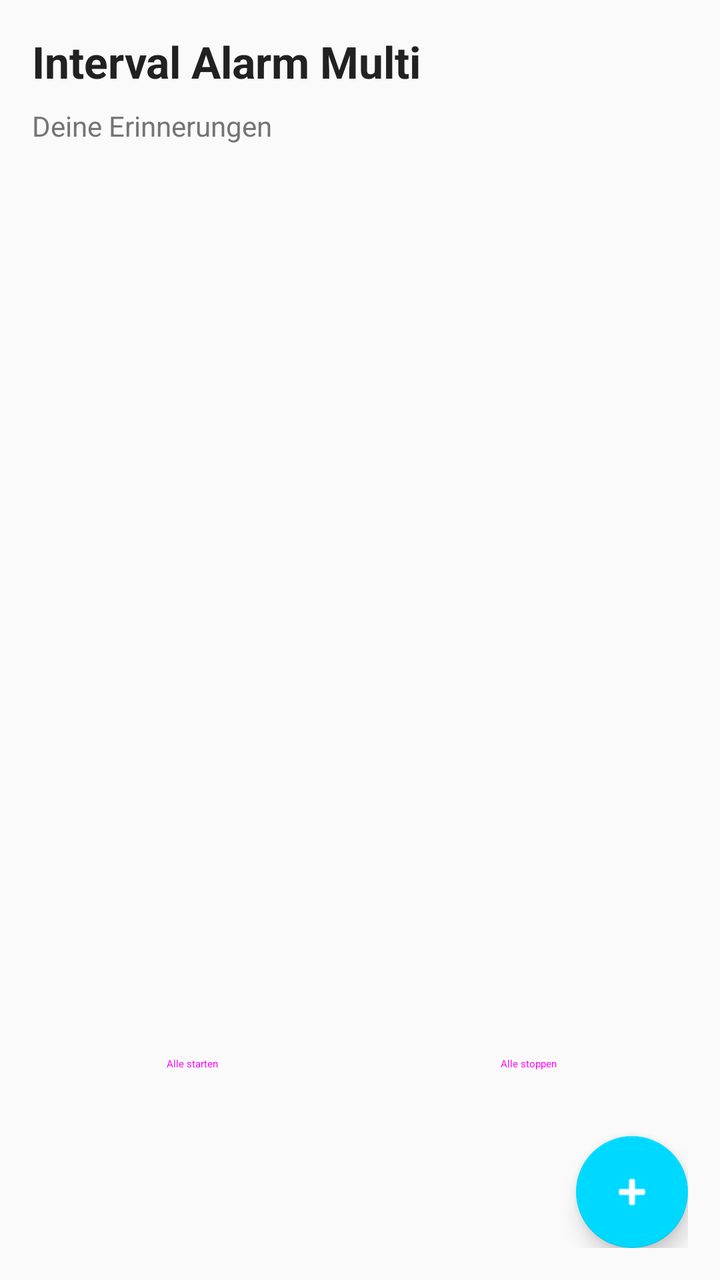
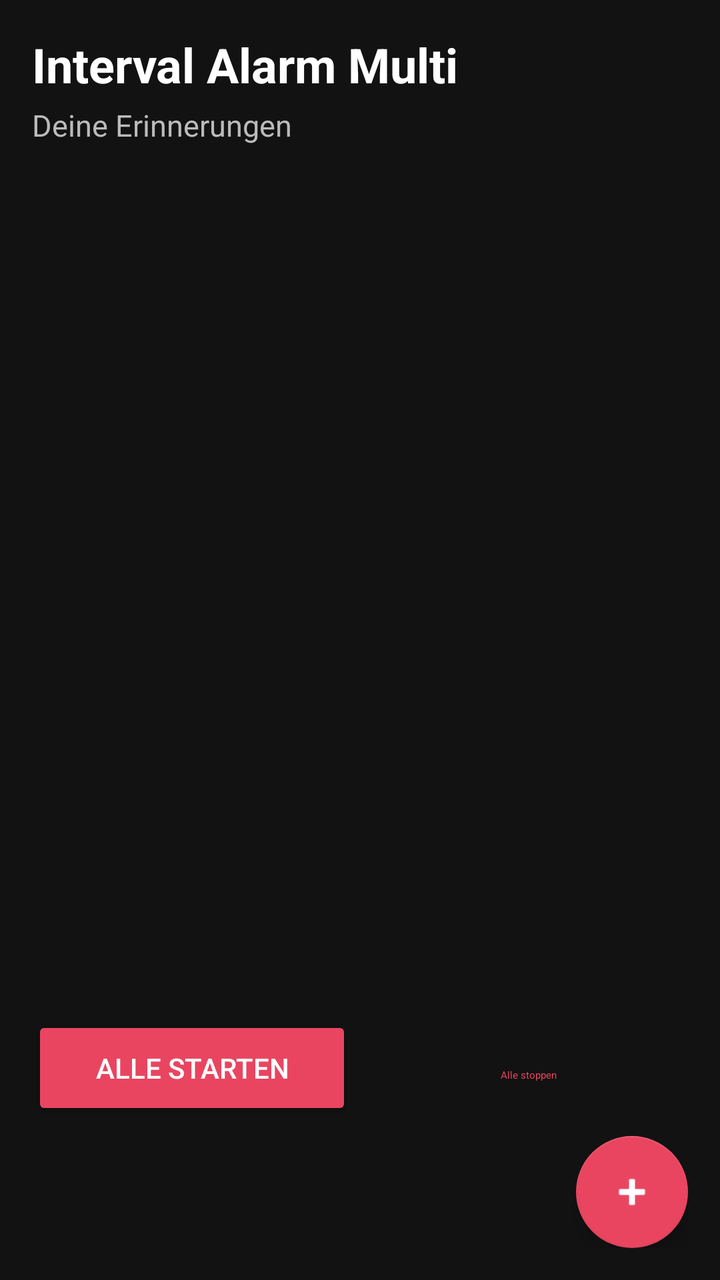

The first picture is an Android layout as it rendered before a commit; the second is the same layout after the commit. The layout source and the unified diff follow.
<!-- AndroidManifest.xml: application theme Theme.IntervalAlarm -->
<!-- res/layout/activity_main.xml -->
<?xml version="1.0" encoding="utf-8"?>
<LinearLayout xmlns:android="http://schemas.android.com/apk/res/android"
    xmlns:app="http://schemas.android.com/apk/res-auto"
    android:layout_width="match_parent"
    android:layout_height="match_parent"
    android:orientation="vertical"
    android:padding="16dp"
    android:background="#FAFAFA">

    
    <TextView
        android:layout_width="match_parent"
        android:layout_height="wrap_content"
        android:text="Interval Alarm Multi"
        android:textSize="22sp"
        android:textStyle="bold"
        android:textColor="#212121"
        android:layout_marginBottom="8dp" />

    <TextView
        android:layout_width="match_parent"
        android:layout_height="wrap_content"
        android:text="Deine Erinnerungen"
        android:textSize="14sp"
        android:textColor="#757575"
        android:layout_marginBottom="16dp" />

    
    <androidx.recyclerview.widget.RecyclerView
        android:id="@+id/recyclerReminders"
        android:layout_width="match_parent"
        android:layout_height="0dp"
        android:layout_weight="1"
        android:clipToPadding="false" />

    
    <TextView
        android:id="@+id/tvEmpty"
        android:layout_width="match_parent"
        android:layout_height="0dp"
        android:layout_weight="1"
        android:gravity="center"
        android:text="Noch keine Erinnerungen.\nTippe auf + um eine hinzuzufügen."
        android:textSize="16sp"
        android:textColor="#9E9E9E"
        android:visibility="gone" />

    
    <LinearLayout
        android:layout_width="match_parent"
        android:layout_height="wrap_content"
        android:orientation="horizontal"
        android:layout_marginTop="12dp">

        <Button
            android:id="@+id/btnStartAll"
            android:layout_width="0dp"
            android:layout_height="wrap_content"
            android:layout_weight="1"
            android:text="Alle starten"
            android:layout_marginEnd="8dp"
            style="@style/Widget.Material3.Button" />

        <Button
            android:id="@+id/btnStopAll"
            android:layout_width="0dp"
            android:layout_height="wrap_content"
            android:layout_weight="1"
            android:text="Alle stoppen"
            style="@style/Widget.Material3.Button.OutlinedButton" />
    </LinearLayout>

    <com.google.android.material.floatingactionbutton.FloatingActionButton
        android:id="@+id/fabAdd"
        android:layout_width="wrap_content"
        android:layout_height="wrap_content"
        android:layout_gravity="end"
        android:layout_marginTop="12dp"
        android:src="@android:drawable/ic_input_add"
        app:tint="@android:color/white" />

</LinearLayout>
<!-- resources referenced by this layout -->
<resources>
  <style name="Theme.IntervalAlarm" parent="Theme.MaterialComponents.DayNight.NoActionBar">
          <item name="colorPrimary">#E94560</item>
          <item name="colorPrimaryVariant">#C62828</item>
          <item name="colorOnPrimary">#FFFFFF</item>
          <item name="colorSecondary">#00D9FF</item>
          <item name="android:statusBarColor">#0F0F23</item>
          <item name="android:navigationBarColor">#0F0F23</item>
          <item name="android:windowBackground">#1A1A2E</item>
      </style>
</resources>

<!-- the commit's change to res/layout/activity_main.xml (unified diff, before → after) -->
@@ -5,25 +5,25 @@
     android:layout_height="match_parent"
     android:orientation="vertical"
     android:padding="16dp"
-    android:background="#FAFAFA">
+    android:background="#121212">
 
     
     <TextView
         android:layout_width="match_parent"
         android:layout_height="wrap_content"
         android:text="Interval Alarm Multi"
-        android:textSize="22sp"
+        android:textSize="24sp"
         android:textStyle="bold"
-        android:textColor="#212121"
-        android:layout_marginBottom="8dp" />
+        android:textColor="#FFFFFF"
+        android:layout_marginBottom="4dp" />
 
     <TextView
         android:layout_width="match_parent"
         android:layout_height="wrap_content"
         android:text="Deine Erinnerungen"
-        android:textSize="14sp"
-        android:textColor="#757575"
-        android:layout_marginBottom="16dp" />
+        android:textSize="15sp"
+        android:textColor="#BBBBBB"
+        android:layout_marginBottom="20dp" />
 
     
     <androidx.recyclerview.widget.RecyclerView
@@ -42,7 +42,7 @@
         android:gravity="center"
         android:text="Noch keine Erinnerungen.\nTippe auf + um eine hinzuzufügen."
         android:textSize="16sp"
-        android:textColor="#9E9E9E"
+        android:textColor="#888888"
         android:visibility="gone" />
 
     
@@ -50,23 +50,26 @@
         android:layout_width="match_parent"
         android:layout_height="wrap_content"
         android:orientation="horizontal"
-        android:layout_marginTop="12dp">
+        android:layout_marginTop="12dp"
+        android:layout_marginBottom="8dp">
 
         <Button
             android:id="@+id/btnStartAll"
             android:layout_width="0dp"
-            android:layout_height="wrap_content"
+            android:layout_height="52dp"
             android:layout_weight="1"
             android:text="Alle starten"
+            android:textColor="#FFFFFF"
             android:layout_marginEnd="8dp"
-            style="@style/Widget.Material3.Button" />
+            app:backgroundTint="#E94560" />
 
         <Button
             android:id="@+id/btnStopAll"
             android:layout_width="0dp"
-            android:layout_height="wrap_content"
+            android:layout_height="52dp"
             android:layout_weight="1"
             android:text="Alle stoppen"
+            android:textColor="#E94560"
             style="@style/Widget.Material3.Button.OutlinedButton" />
     </LinearLayout>
 
@@ -75,8 +78,8 @@
         android:layout_width="wrap_content"
         android:layout_height="wrap_content"
         android:layout_gravity="end"
-        android:layout_marginTop="12dp"
         android:src="@android:drawable/ic_input_add"
+        app:backgroundTint="#E94560"
         app:tint="@android:color/white" />
 
 </LinearLayout>
